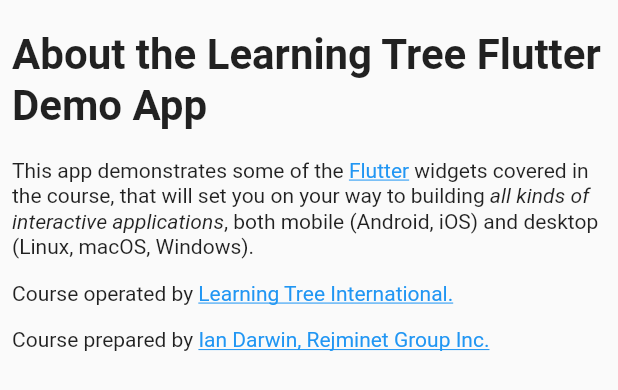
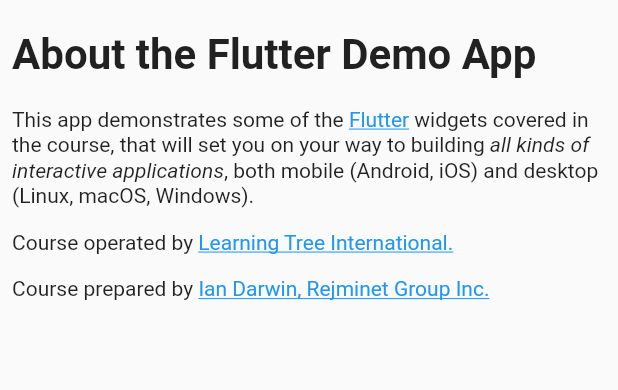
Before and after one commit to IanDarwin/flowcase, a Flutter app: the About widget shown alone on an empty page, opened directly, on a phone screen of 412 x 824 dp. Shown: the top 390 px of the screen. Run offline on Flutter 3.47's test engine with Material 2 defaults, Android fonts, the phone set to English and light mode, and no system bars; drawn by our look-alikes of flutter_html.

```diff
--- a/lib/about.dart
+++ b/lib/about.dart
@@ -5,7 +5,7 @@
 class About extends StatelessWidget {
   static const htmlText = """
 <html>
-<h1>About the Learning Tree Flutter Demo App</h1>
+<h1>About the Flutter Demo App</h1>
 <p>This app demonstrates some of the
     <a href="https://flutter.dev">Flutter</a>
     widgets covered in the course, that will set you on your way to building
--- a/lib/main.dart
+++ b/lib/main.dart
@@ -30,7 +30,7 @@
         // This is the theme of your application.
         primarySwatch: Colors.lightGreen,
       ),
-      home: const MyHomePage(title: 'Learning Tree Flutter Demos'),
+      home: const MyHomePage(title: 'Learning Tree Flutter Demo App'),
     );
   }
 }
```
